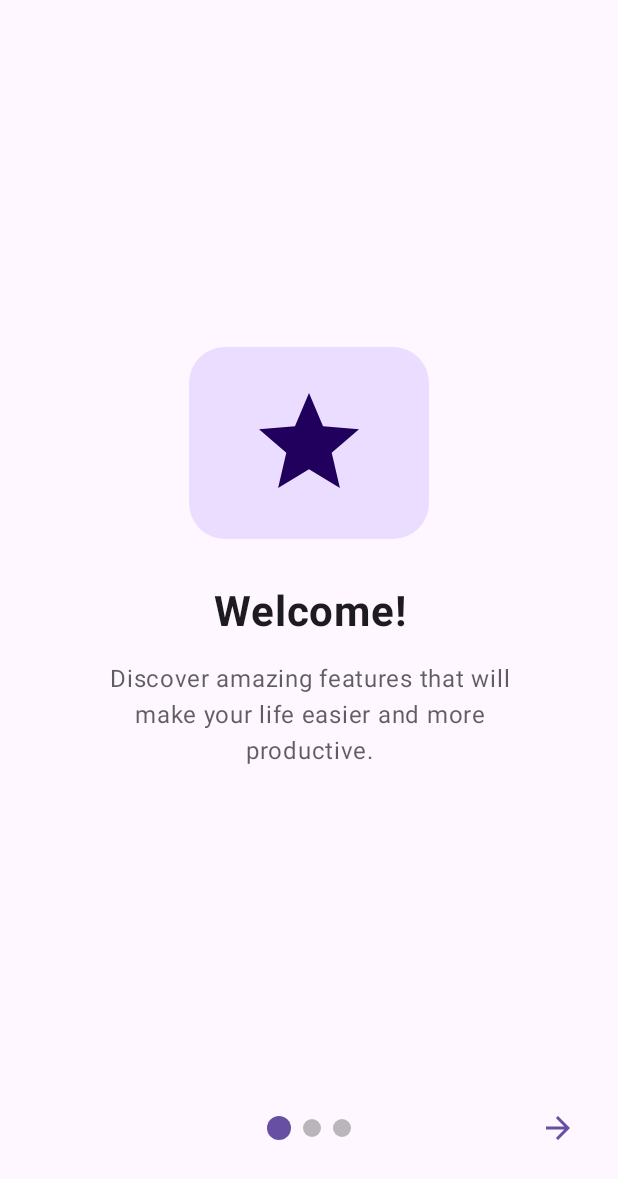
After one commit to thunderbiscuit/parkour, an Android app built with Jetpack Compose: the composable OnboardingScreen shown on its own in the app's theme, on a phone screen of 412 x 824 dp. The commit adds this screen. Shown: the top 1179 px of the screen. Run offline under Robolectric (Android 15) with nearby library versions, the phone set to English and light mode, and no system bars; 5 statements that could not run were skipped.

Commit message:
Add onboarding screen

```diff
--- /dev/null
+++ b/app/src/main/java/org/bitcoinopentools/parkour/domain/OnboardingPage.kt
@@ -0,0 +1,10 @@
+package org.bitcoinopentools.parkour.domain
+
+import androidx.compose.ui.graphics.vector.ImageVector
+
+// TODO: This is not business logic and just UI related, so should probably be in presentation package.
+data class OnboardingPage(
+    val title: String,
+    val description: String,
+    val icon: ImageVector
+)
--- a/app/src/main/java/org/bitcoinopentools/parkour/presentation/navigation/Destinations.kt
+++ b/app/src/main/java/org/bitcoinopentools/parkour/presentation/navigation/Destinations.kt
@@ -5,6 +5,9 @@ import kotlinx.serialization.Serializable
 
 @Serializable
 sealed class ScreenDestinations: NavKey {
+    @Serializable
+    data object Onboarding : ScreenDestinations()
+
     @Serializable
     data object Home : ScreenDestinations()
 
--- a/app/src/main/java/org/bitcoinopentools/parkour/presentation/navigation/NavigationRoot.kt
+++ b/app/src/main/java/org/bitcoinopentools/parkour/presentation/navigation/NavigationRoot.kt
@@ -7,11 +7,12 @@ import androidx.navigation3.runtime.entryProvider
 import androidx.navigation3.runtime.rememberNavBackStack
 import androidx.navigation3.ui.NavDisplay
 import org.bitcoinopentools.parkour.presentation.ui.screens.HomeScreen
+import org.bitcoinopentools.parkour.presentation.ui.screens.OnboardingScreen
 import org.bitcoinopentools.parkour.presentation.ui.screens.SendScreen
 
 @Composable
 fun NavigationRoot() {
-    val backStack: NavBackStack = rememberNavBackStack(ScreenDestinations.Home)
+    val backStack: NavBackStack = rememberNavBackStack(ScreenDestinations.Onboarding)
 
     // TODO: Consider scoping the viewmodels to the NavEntries.
     //       https://developer.android.com/guide/navigation/navigation-3/save-state#scoping-viewmodels
@@ -19,9 +20,16 @@ fun NavigationRoot() {
         backStack = backStack,
         onBack = { backStack.removeLastOrNull() },
         entryProvider = entryProvider {
+            entry<ScreenDestinations.Onboarding> {
+                OnboardingScreen(
+                    onFinishOnboarding = {
+                        backStack.removeLastOrNull()
+                        backStack.add(ScreenDestinations.Home)
+                    }
+                )
+            }
             entry<ScreenDestinations.Home> {
                 HomeScreen()
-                    // onNavigateToSendScreen = { backStack.add(ScreenDestinations.Receive) }
             }
             entry<ScreenDestinations.Receive> {
                 SendScreen()
--- /dev/null
+++ b/app/src/main/java/org/bitcoinopentools/parkour/presentation/ui/screens/OnboardingScreen.kt
@@ -0,0 +1,216 @@
+package org.bitcoinopentools.parkour.presentation.ui.screens
+
+// OnboardingScreen.kt
+import androidx.compose.foundation.background
+import androidx.compose.foundation.layout.*
+import androidx.compose.foundation.pager.HorizontalPager
+import androidx.compose.foundation.pager.rememberPagerState
+import androidx.compose.foundation.shape.CircleShape
+import androidx.compose.foundation.shape.RoundedCornerShape
+import androidx.compose.material.icons.Icons
+import androidx.compose.material.icons.filled.ArrowBack
+import androidx.compose.material.icons.filled.ArrowForward
+import androidx.compose.material.icons.filled.Check
+import androidx.compose.material.icons.filled.Star
+import androidx.compose.material.icons.filled.ThumbUp
+import androidx.compose.material.icons.filled.Favorite
+import androidx.compose.material3.*
+import androidx.compose.runtime.*
+import androidx.compose.ui.Alignment
+import androidx.compose.ui.Modifier
+import androidx.compose.ui.draw.clip
+import androidx.compose.ui.text.font.FontWeight
+import androidx.compose.ui.text.style.TextAlign
+import androidx.compose.ui.tooling.preview.Preview
+import androidx.compose.ui.unit.dp
+import androidx.compose.ui.unit.sp
+import kotlinx.coroutines.launch
+import org.bitcoinopentools.parkour.domain.OnboardingPage
+
+@OptIn(ExperimentalMaterial3Api::class)
+@Composable
+fun OnboardingScreen(
+    onFinishOnboarding: () -> Unit = {}
+) {
+    val pages = listOf(
+        OnboardingPage(
+            title = "Welcome!",
+            description = "Discover amazing features that will make your life easier and more productive.",
+            icon = Icons.Default.Star
+        ),
+        OnboardingPage(
+            title = "Powerful Features",
+            description = "Access a wide range of tools designed to help you achieve your goals effortlessly.",
+            icon = Icons.Default.ThumbUp
+        ),
+        OnboardingPage(
+            title = "Get Started",
+            description = "You're all set! Let's begin your journey with our amazing app.",
+            icon = Icons.Default.Favorite
+        )
+    )
+    val lastPage = pages.size - 1
+
+    val pagerState = rememberPagerState(pageCount = { pages.size })
+    val coroutineScope = rememberCoroutineScope()
+
+    Column(
+        modifier = Modifier
+            .fillMaxSize()
+            .background(MaterialTheme.colorScheme.background)
+            .padding(16.dp),
+        horizontalAlignment = Alignment.CenterHorizontally
+    ) {
+        // Pager content
+        HorizontalPager(
+            state = pagerState,
+            modifier = Modifier
+                .weight(1f)
+                .fillMaxWidth()
+        ) { page ->
+            OnboardingPageContent(
+                page = pages[page],
+                modifier = Modifier.fillMaxSize()
+            )
+        }
+
+        // Navigation buttons
+        Row(
+            modifier = Modifier
+                .fillMaxWidth()
+                .padding(bottom = 32.dp),
+            horizontalArrangement = Arrangement.SpaceBetween,
+            verticalAlignment = Alignment.CenterVertically
+        ) {
+            if (pagerState.currentPage > 0) {
+                IconButton(
+                    onClick = {
+                        coroutineScope.launch {
+                            pagerState.animateScrollToPage(pagerState.currentPage - 1)
+                        }
+                    }
+                ) {
+                    Icon(
+                        imageVector = Icons.Default.ArrowBack,
+                        contentDescription = "Previous page",
+                        tint = MaterialTheme.colorScheme.primary
+                    )
+                }
+            } else {
+                Spacer(modifier = Modifier.width(48.dp))
+            }
+
+            Row(
+                modifier = Modifier.padding(vertical = 16.dp),
+                horizontalArrangement = Arrangement.Center,
+                verticalAlignment = Alignment.CenterVertically
+            ) {
+                repeat(pages.size) { index ->
+                    val isSelected = pagerState.currentPage == index
+                    Box(
+                        modifier = Modifier
+                            .size(if (isSelected) 16.dp else 12.dp)
+                            .clip(CircleShape)
+                            .background(
+                                if (isSelected) MaterialTheme.colorScheme.primary
+                                else MaterialTheme.colorScheme.onSurface.copy(alpha = 0.3f)
+                            )
+                            .padding(horizontal = 12.dp)
+                    )
+                    if (index < pages.size - 1) {
+                        Spacer(modifier = Modifier.width(8.dp))
+                    }
+                }
+            }
+
+            IconButton(
+                onClick = {
+                    if (pagerState.currentPage < lastPage) {
+                        coroutineScope.launch {
+                            pagerState.animateScrollToPage(pagerState.currentPage + 1)
+                        }
+                    } else {
+                        onFinishOnboarding()
+                    }
+                }
+            ) {
+                if (pagerState.currentPage == lastPage) {
+                    Icon(
+                        imageVector = Icons.Default.Check,
+                        contentDescription = "Get started",
+                        tint = MaterialTheme.colorScheme.primary
+                    )
+                } else {
+                    Icon(
+                        imageVector = Icons.Default.ArrowForward,
+                        contentDescription = "Next page",
+                        tint = MaterialTheme.colorScheme.primary
+                    )
+                }
+            }
+        }
+    }
+}
+
+@Composable
+fun OnboardingPageContent(
+    page: OnboardingPage,
+    modifier: Modifier = Modifier
+) {
+    Column(
+        modifier = modifier.padding(horizontal = 24.dp),
+        horizontalAlignment = Alignment.CenterHorizontally,
+        verticalArrangement = Arrangement.Center
+    ) {
+        // Placeholder image/icon
+        Card(
+            modifier = Modifier
+                .size(160.dp)
+                .padding(bottom = 32.dp),
+            shape = RoundedCornerShape(24.dp),
+            colors = CardDefaults.cardColors(
+                containerColor = MaterialTheme.colorScheme.primaryContainer
+            )
+        ) {
+            Box(
+                modifier = Modifier.fillMaxSize(),
+                contentAlignment = Alignment.Center
+            ) {
+                Icon(
+                    imageVector = page.icon,
+                    contentDescription = null,
+                    modifier = Modifier.size(80.dp),
+                    tint = MaterialTheme.colorScheme.onPrimaryContainer
+                )
+            }
+        }
+
+        // Title
+        Text(
+            text = page.title,
+            fontSize = 28.sp,
+            fontWeight = FontWeight.Bold,
+            color = MaterialTheme.colorScheme.onBackground,
+            textAlign = TextAlign.Center,
+            modifier = Modifier.padding(bottom = 16.dp)
+        )
+
+        // Description
+        Text(
+            text = page.description,
+            fontSize = 16.sp,
+            color = MaterialTheme.colorScheme.onBackground.copy(alpha = 0.7f),
+            textAlign = TextAlign.Center,
+            lineHeight = 24.sp,
+            modifier = Modifier.padding(horizontal = 16.dp)
+        )
+    }
+}
+
+@Preview(showBackground = true)
+@Composable
+fun OnboardingScreenPreview() {
+    MaterialTheme {
+        OnboardingScreen()
+    }
+}
```
